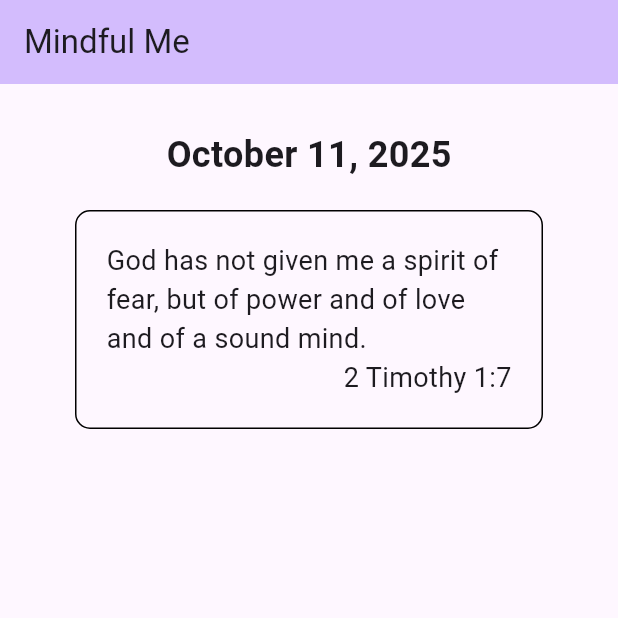
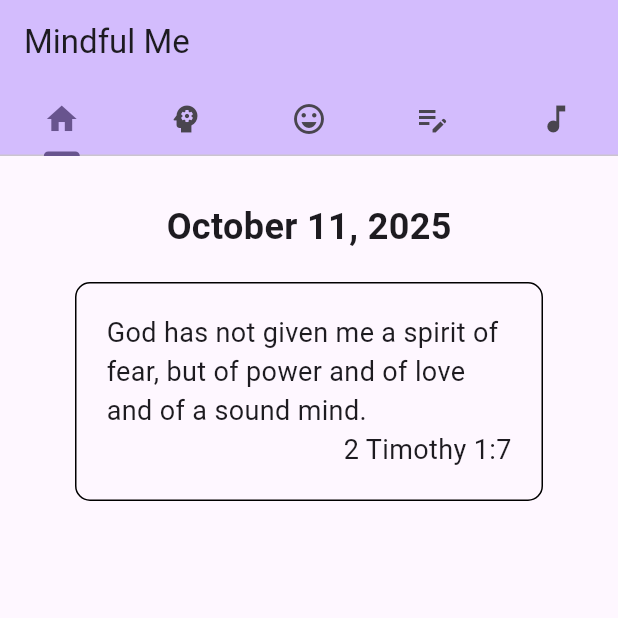
Before and after one commit to lajacl/mindfulness-app, a Flutter app: the screen it shows after launch, on a phone screen of 412 x 824 dp, the top half of it. Run offline on Flutter 3.47's test engine with Material 3 defaults, Android fonts, the light colour scheme and no system bars.

Commit message:
Create tabs with icons for five feature screens

```diff
--- a/lib/main.dart
+++ b/lib/main.dart
@@ -8,7 +8,6 @@ void main() {
 class MyApp extends StatelessWidget {
   const MyApp({super.key});
 
-  // This widget is the Mindful of your application.
   @override
   Widget build(BuildContext context) {
     return MaterialApp(
@@ -44,12 +43,25 @@ class _MindfulPageState extends State<MindfulPage> {
 
   @override
   Widget build(BuildContext context) {
-    return Scaffold(
+    return DefaultTabController(
+      length: 5,
+      child: Scaffold(
         appBar: AppBar(
+          bottom: const TabBar(
+            tabs: [
+              Tab(icon: Icon(Icons.home)),
+              Tab(icon: Icon(Icons.psychology)),
+              Tab(icon: Icon(Icons.sentiment_very_satisfied)),
+              Tab(icon: Icon(Icons.edit_note)),
+              Tab(icon: Icon(Icons.music_note)),
+            ],
+          ),
           backgroundColor: Theme.of(context).colorScheme.inversePrimary,
           title: Text(widget.title),
         ),
-      body: Center(
+        body: TabBarView(
+          children: [
+            Center(
               child: Padding(
                 padding: EdgeInsets.symmetric(horizontal: 50, vertical: 10),
                 child: Column(
@@ -59,7 +71,10 @@ class _MindfulPageState extends State<MindfulPage> {
                       padding: EdgeInsets.all(20),
                       child: Text(
                         _getDate(),
-                  style: TextStyle(fontWeight: FontWeight.bold, fontSize: 24),
+                        style: TextStyle(
+                          fontWeight: FontWeight.bold,
+                          fontSize: 24,
+                        ),
                       ),
                     ),
                     Container(
@@ -71,7 +86,10 @@ class _MindfulPageState extends State<MindfulPage> {
                         padding: EdgeInsets.all(20),
                         child: Column(
                           children: [
-                      Text(message['text']!, style: TextStyle(fontSize: 18)),
+                            Text(
+                              message['text']!,
+                              style: TextStyle(fontSize: 18),
+                            ),
                             Align(
                               alignment: AlignmentGeometry.bottomRight,
                               child: Text(
@@ -87,6 +105,13 @@ class _MindfulPageState extends State<MindfulPage> {
                 ),
               ),
             ),
+            Tab(icon: Icon(Icons.psychology)),
+            Tab(icon: Icon(Icons.sentiment_very_satisfied)),
+            Tab(icon: Icon(Icons.edit_note)),
+            Tab(icon: Icon(Icons.music_note)),
+          ],
+        ),
+      ),
     );
   }
 }
```
Lines whose indentation alone changed are shown as unchanged.
